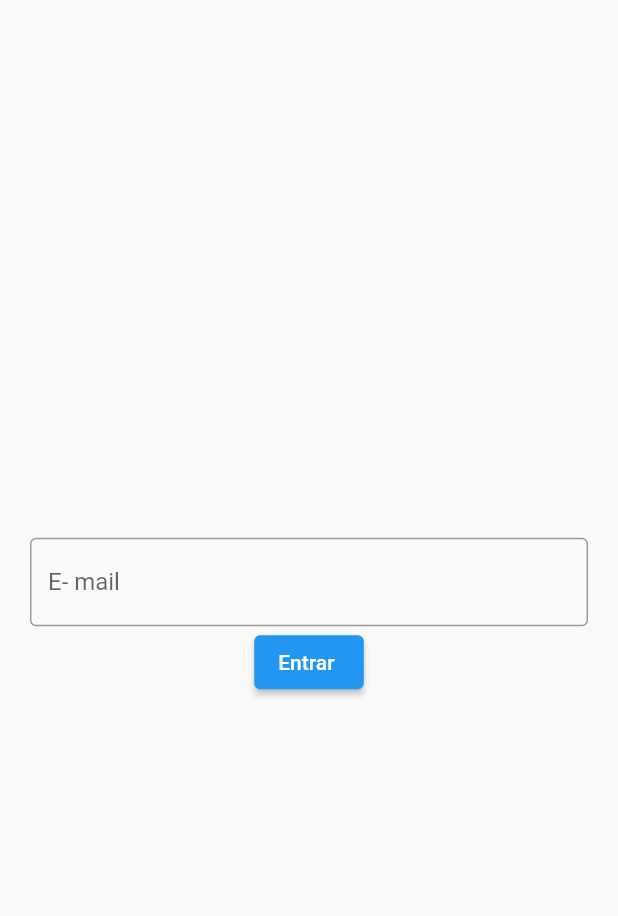
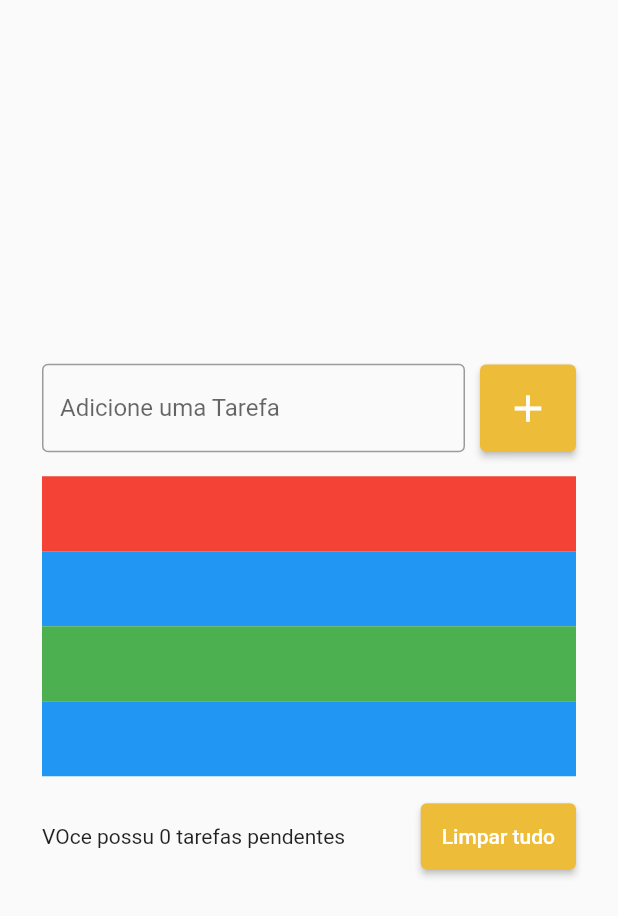
Before and after one commit to Gabrielpsd/Agenda, a Flutter app: the screen it shows after launch, on a phone screen of 412 x 824 dp. Shown: the top 916 px of the screen. Run offline on Flutter 3.47's test engine with Material 2 defaults, Android fonts, the phone set to English and light mode, and no system bars.

Commit message:
implementing the list
in this version was crated the list and some other buttons.
was changed too the manner that the email box and the '+' button looks like;

```diff
--- a/lib/pages/todo_list_file.dart
+++ b/lib/pages/todo_list_file.dart
@@ -1,10 +1,7 @@
 import 'package:flutter/material.dart';
 
 class TodoListPage extends StatelessWidget {
-  TodoListPage({super.key});
-
-  //each controller is emended with only one textField camp
-  final TextEditingController emailcontroler = TextEditingController();
+  const TodoListPage({super.key});
 
   @override
   Widget build(BuildContext context) {
@@ -12,38 +9,79 @@ class TodoListPage extends StatelessWidget {
       body: Padding(
         padding: const EdgeInsets.symmetric(horizontal: 20),
         child: Center(
+          child: Padding(
+            padding: const EdgeInsets.all(8.0),
             child: Column(
               mainAxisSize: MainAxisSize.min,
               children: [
-              TextField(
-                controller: emailcontroler,
+                Row(
+                  children: [
+                    Expanded(
+                      child: TextField(
                         decoration: InputDecoration(
-                  labelText: 'E- mail',
-                  hintText: 'exemplo@exemplo.com',
                           border: OutlineInputBorder(),
-                  //obscureText: true
+                          labelText: 'Adicione uma Tarefa',
+                          hintText: 'Ex. Estudar Flutter',
                         ),
-                onChanged: funcaoOnChanged,
-                onSubmitted: functionOnSubmited,
                       ),
-              ElevatedButton(onPressed: login, child: Text('Entrar '))
+                    ),
+                    SizedBox(width: 10),
+                    ElevatedButton(
+                      onPressed: () {},
+                      style: ElevatedButton.styleFrom(
+                        backgroundColor: Color(0xffEDBC39),
+                        padding: const EdgeInsets.all(14),
+                      ),
+                      child: Icon(
+                        Icons.add,
+                        size: 30,
+                      ),
+                    ),
                   ],
+                ),
+                SizedBox(height: 16),
+                ListView(
+                  shrinkWrap: true,
+                  children: [
+                    Container(
+                      color: Colors.red,
+                      height: 50,
+                    ),
+                    Container(
+                      color: Colors.blue,
+                      height: 50,
+                    ),
+                    Container(
+                      color: Colors.green,
+                      height: 50,
+                    ),
+                    Container(
+                      color: Colors.blue,
+                      height: 50,
+                    ),
+                  ],
+                ),
+                SizedBox(height: 16),
+                Row(
+                  children: [
+                    Expanded(
+                      child: Text("VOce possu 0 tarefas pendentes"),
+                    ),
+                    ElevatedButton(
+                      onPressed: () {},
+                      style: ElevatedButton.styleFrom(
+                        backgroundColor: Color(0xffEDBC39),
+                        padding: const EdgeInsets.all(14),
+                      ),
+                      child: Text("Limpar tudo"),
+                    ),
+                  ],
+                ),
+              ],
+            ),
           ),
         ),
       ),
     );
   }
-
-  void login() {
-    String text = emailcontroler.text;
-    print(text);
 }
-
-  void funcaoOnChanged(String text) {
-    print(text);
-  }
-
-  void functionOnSubmited(String value) {
-    print(value);
-  }
-}
```
Lines whose indentation alone changed are shown as unchanged.
